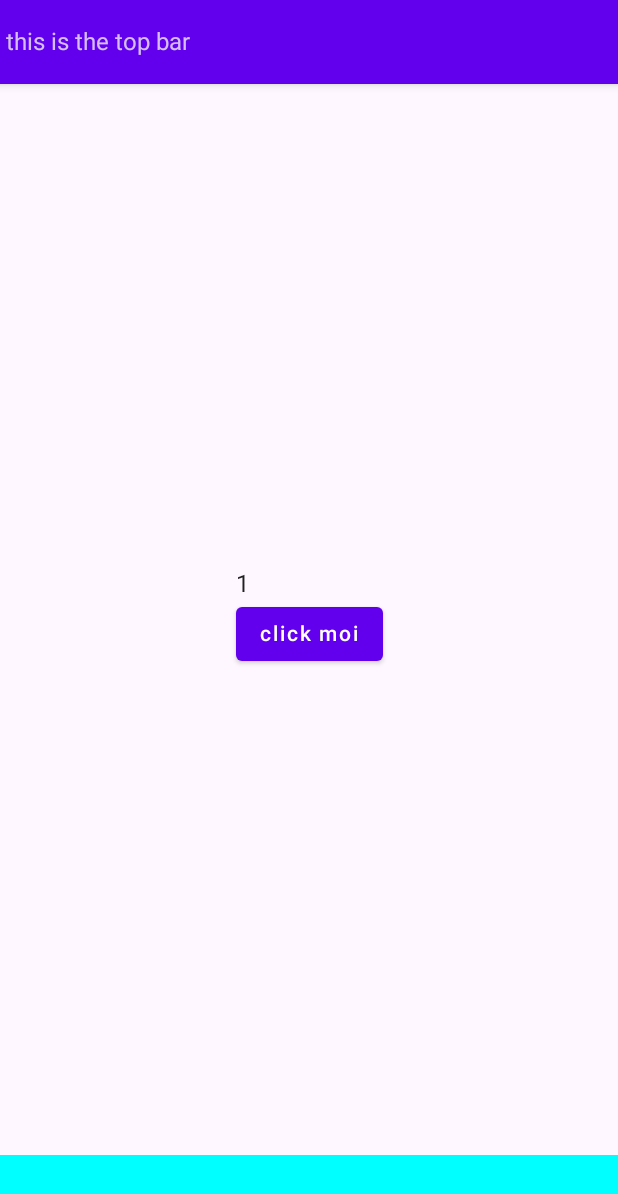
After one commit to gaara87/Clayground, an Android app built with Jetpack Compose: the HybridComposeActivity screen opened directly, with no data from a screen before it, on a phone screen of 412 x 824 dp. The commit adds this screen. Shown: the top 1194 px of the screen. Run offline under Robolectric (Android 15) with nearby library versions, the phone set to English and light mode, and no system bars.

Commit message:
scaffold with global bottom sheet state

```diff
--- /dev/null
+++ b/app/src/main/java/awesome/shizzle/clayground/ui/fragmentized/FragmentContainer.kt
@@ -0,0 +1,37 @@
+package awesome.shizzle.clayground.ui.fragmentized
+
+import android.view.View
+import androidx.compose.runtime.Composable
+import androidx.compose.runtime.mutableStateOf
+import androidx.compose.runtime.saveable.rememberSaveable
+import androidx.compose.runtime.getValue
+import androidx.compose.runtime.setValue
+import androidx.compose.ui.Modifier
+import androidx.compose.ui.viewinterop.AndroidView
+import androidx.fragment.app.FragmentContainerView
+import androidx.fragment.app.FragmentManager
+import androidx.fragment.app.FragmentTransaction
+import androidx.fragment.app.commit
+
+@Composable
+fun FragmentContainer(
+    modifier: Modifier = Modifier,
+    fragmentManager: FragmentManager,
+    commit: FragmentTransaction.(containerId: Int) -> Unit
+) {
+    val containerId by rememberSaveable { mutableStateOf(View.generateViewId()) }
+    var initialized by rememberSaveable { mutableStateOf(false) }
+    AndroidView(
+        modifier = modifier,
+        factory = { context ->
+            FragmentContainerView(context)
+                .apply { id = containerId }
+        },
+        update = { view ->
+            if (!initialized) {
+                fragmentManager.commit { commit(view.id) }
+                initialized = true
+            }
+        }
+    )
+}
--- /dev/null
+++ b/app/src/main/java/awesome/shizzle/clayground/ui/fragmentized/HybridComposeActivity.kt
@@ -0,0 +1,53 @@
+@file:OptIn(ExperimentalMaterialApi::class, ExperimentalMaterial3Api::class)
+
+package awesome.shizzle.clayground.ui.fragmentized
+
+import android.os.Bundle
+import androidx.activity.compose.setContent
+import androidx.compose.foundation.background
+import androidx.compose.foundation.layout.*
+import androidx.compose.material.*
+import androidx.compose.material3.ExperimentalMaterial3Api
+import androidx.compose.material3.Scaffold
+import androidx.compose.ui.Modifier
+import androidx.compose.ui.graphics.Color
+import androidx.compose.ui.unit.dp
+import androidx.core.view.WindowCompat
+import androidx.fragment.app.FragmentActivity
+import awesome.shizzle.clayground.ui.theme.ClaygroundTheme
+
+class HybridComposeActivity : FragmentActivity() {
+
+    override fun onCreate(savedInstanceState: Bundle?) {
+        super.onCreate(savedInstanceState)
+        WindowCompat.setDecorFitsSystemWindows(window, false)
+        setContent {
+            ClaygroundTheme {
+                TopLevelBottomSheet(
+                    sheetState = LocalTopLevelBottomSheet.current,
+                ) {
+                    Scaffold(
+                        modifier = Modifier.systemBarsPadding(),
+                        topBar = { TopAppBar { Text(text = "this is the top bar") } },
+                        bottomBar = {
+                            Box(
+                                modifier = Modifier
+                                    .fillMaxWidth()
+                                    .height(54.dp)
+                                    .background(Color.Cyan)
+                            )
+                        },
+                    ) { paddingValues ->
+                        FragmentContainer(
+                            modifier = Modifier
+                                .padding(paddingValues)
+                                .fillMaxSize(),
+                            fragmentManager = supportFragmentManager,
+                            commit = { add(it, NumberedFragment.newInstance(1)) }
+                        )
+                    }
+                }
+            }
+        }
+    }
+}
--- /dev/null
+++ b/app/src/main/java/awesome/shizzle/clayground/ui/fragmentized/NumberedFragment.kt
@@ -0,0 +1,72 @@
+package awesome.shizzle.clayground.ui.fragmentized
+
+import android.os.Bundle
+import android.view.LayoutInflater
+import android.view.View
+import android.view.ViewGroup
+import androidx.compose.foundation.layout.Box
+import androidx.compose.foundation.layout.Column
+import androidx.compose.foundation.layout.fillMaxSize
+import androidx.compose.foundation.layout.padding
+import androidx.compose.material.Button
+import androidx.compose.material.ExperimentalMaterialApi
+import androidx.compose.material.Text
+import androidx.compose.runtime.rememberCoroutineScope
+import androidx.compose.ui.Alignment
+import androidx.compose.ui.Modifier
+import androidx.compose.ui.platform.ComposeView
+import androidx.compose.ui.unit.dp
+import androidx.fragment.app.Fragment
+import kotlinx.coroutines.launch
+
+private const val ARG_PARAM1 = "param1"
+
+@OptIn(ExperimentalMaterialApi::class)
+class NumberedFragment : Fragment() {
+    private var param1: Int? = null
+
+    override fun onCreate(savedInstanceState: Bundle?) {
+        super.onCreate(savedInstanceState)
+        arguments?.let {
+            param1 = it.getInt(ARG_PARAM1)
+        }
+    }
+
+    override fun onCreateView(
+        inflater: LayoutInflater, container: ViewGroup?,
+        savedInstanceState: Bundle?
+    ) = ComposeView(requireContext()).apply {
+        setContent {
+            val scope = rememberCoroutineScope()
+            Box(
+                modifier = Modifier
+                    .fillMaxSize()
+                    .padding(50.dp),
+                contentAlignment = Alignment.Center
+            ) {
+                Column {
+                    val bottomSheetState = LocalTopLevelBottomSheet.current
+                    Text(text = param1.toString())
+                    Button(
+                        onClick = {
+                            scope.launch { bottomSheetState.show() }
+                        }
+                    ) {
+                        Text(text = "click moi")
+                    }
+                }
+
+            }
+        }
+    }
+
+    companion object {
+        @JvmStatic
+        fun newInstance(param1: Int) =
+            NumberedFragment().apply {
+                arguments = Bundle().apply {
+                    putInt(ARG_PARAM1, param1)
+                }
+            }
+    }
+}
--- /dev/null
+++ b/app/src/main/java/awesome/shizzle/clayground/ui/fragmentized/TopLevelBottomSheet.kt
@@ -0,0 +1,41 @@
+package awesome.shizzle.clayground.ui.fragmentized
+
+import androidx.compose.foundation.background
+import androidx.compose.foundation.layout.Box
+import androidx.compose.foundation.layout.fillMaxWidth
+import androidx.compose.foundation.layout.height
+import androidx.compose.material.ExperimentalMaterialApi
+import androidx.compose.material.ModalBottomSheetLayout
+import androidx.compose.material.ModalBottomSheetState
+import androidx.compose.runtime.Composable
+import androidx.compose.runtime.staticCompositionLocalOf
+import androidx.compose.ui.Modifier
+import androidx.compose.ui.graphics.Color
+import androidx.compose.ui.unit.dp
+
+@OptIn(ExperimentalMaterialApi::class)
+@Composable
+fun TopLevelBottomSheet(
+    sheetState: ModalBottomSheetState,
+    modifier: Modifier = Modifier,
+    content: @Composable () -> Unit
+) {
+    ModalBottomSheetLayout(
+        modifier = modifier,
+        sheetContent = {
+            Box(
+                modifier = Modifier
+                    .fillMaxWidth()
+                    .height(200.dp)
+                    .background(Color.DarkGray)
+            )
+        },
+        sheetState = sheetState,
+        content = content,
+    )
+}
+
+@OptIn(ExperimentalMaterialApi::class)
+internal val LocalTopLevelBottomSheet = staticCompositionLocalOf<ModalBottomSheetState> {
+    error("Initialize me")
+}
--- a/app/src/main/java/awesome/shizzle/clayground/ui/theme/Theme.kt
+++ b/app/src/main/java/awesome/shizzle/clayground/ui/theme/Theme.kt
@@ -1,10 +1,10 @@
 package awesome.shizzle.clayground.ui.theme
 
 import androidx.compose.foundation.isSystemInDarkTheme
-import androidx.compose.material.MaterialTheme
-import androidx.compose.material.darkColors
-import androidx.compose.material.lightColors
+import androidx.compose.material.*
 import androidx.compose.runtime.Composable
+import androidx.compose.runtime.CompositionLocalProvider
+import awesome.shizzle.clayground.ui.fragmentized.LocalTopLevelBottomSheet
 
 private val DarkColorPalette = darkColors(
     primary = Purple200,
@@ -26,6 +26,7 @@ private val LightColorPalette = lightColors(
     */
 )
 
+@OptIn(ExperimentalMaterialApi::class)
 @Composable
 fun ClaygroundTheme(darkTheme: Boolean = isSystemInDarkTheme(), content: @Composable () -> Unit) {
     val colors = if (darkTheme) {
@@ -34,6 +35,10 @@ fun ClaygroundTheme(darkTheme: Boolean = isSystemInDarkTheme(), content: @Compos
         LightColorPalette
     }
 
+    val modalBottomSheetState = rememberModalBottomSheetState(ModalBottomSheetValue.Hidden)
+    CompositionLocalProvider(
+        LocalTopLevelBottomSheet provides modalBottomSheetState
+    ) {
         MaterialTheme(
             colors = colors,
             typography = Typography,
@@ -41,3 +46,4 @@ fun ClaygroundTheme(darkTheme: Boolean = isSystemInDarkTheme(), content: @Compos
             content = content
         )
     }
+}
--- a/build.gradle
+++ b/build.gradle
@@ -1,12 +1,12 @@
 buildscript {
     ext {
-        compose_version = '1.1.1'
+        compose_version = '1.2.0-rc01'
     }
 }// Top-level build file where you can add configuration options common to all sub-projects/modules.
 plugins {
     id 'com.android.application' version '7.2.0' apply false
     id 'com.android.library' version '7.2.0' apply false
-    id 'org.jetbrains.kotlin.android' version '1.6.10' apply false
+    id 'org.jetbrains.kotlin.android' version '1.6.21' apply false
 }
 
 task clean(type: Delete) {
```
Also changed, not shown: app/build.gradle (+9 -5 lines), app/src/main/AndroidManifest.xml (+11 -0 lines). Lines whose indentation alone changed are shown as unchanged.
